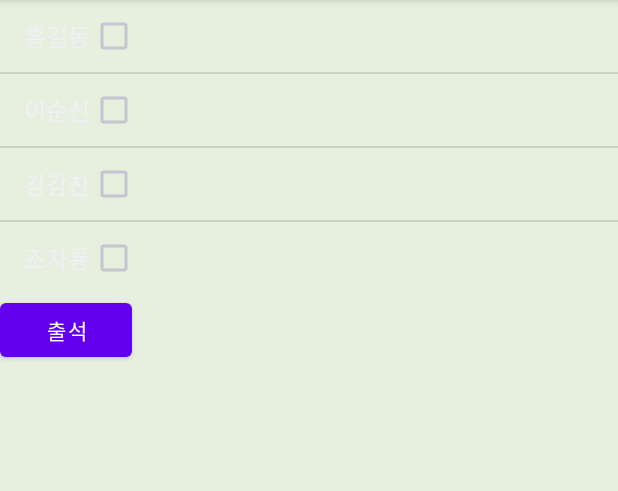
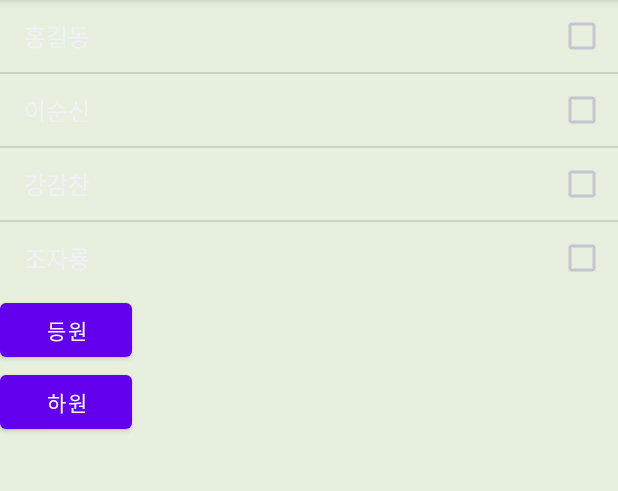
Before and after one commit to ycisw/Capstone_Design, an Android app: the attendancecheck screen opened directly, with no data from a screen before it, on a phone screen of 412 x 824 dp, the part 84-575 px from its top. Run offline under Robolectric (Android 15) with nearby library versions, the phone set to English and light mode, and no system bars.

Commit message:
디자인 좀 건들여놓은거

```diff
--- a/app/src/main/java/com/example/capstonedesign/ParentLoginActivity.java
+++ b/app/src/main/java/com/example/capstonedesign/ParentLoginActivity.java
@@ -3,6 +3,7 @@ package com.example.capstonedesign;
 import androidx.appcompat.app.AppCompatActivity;
 
 import android.os.Bundle;
+import android.view.View;
 import android.widget.Button;
 import android.widget.EditText;
 import android.widget.Toast;
@@ -21,15 +22,20 @@ public class ParentLoginActivity extends AppCompatActivity {
         super.onCreate(savedInstanceState);
         setContentView(R.layout.activity_parent_login);
 
+
         EditText phone = findViewById(R.id.parent_login_phone);
         EditText validationCode = findViewById(R.id.parent_login_validation_code);
 
         Button sendValidationButton = findViewById(R.id.parent_login_send_validation);
         Button validationButton = findViewById(R.id.parent_login_validation);
         Button loginButton = findViewById(R.id.parent_login_login_button);
+        validationCode.setVisibility(View.GONE);
+        validationButton.setVisibility(View.GONE);
 
         sendValidationButton.setOnClickListener(v -> {
             sendValidation(phone);
+            validationButton.setVisibility(View.VISIBLE);
+            validationCode.setVisibility(View.VISIBLE);
         });
 
         validationButton.setOnClickListener(v -> {
--- a/app/src/main/java/com/example/capstonedesign/attendancecheck.java
+++ b/app/src/main/java/com/example/capstonedesign/attendancecheck.java
@@ -3,25 +3,23 @@ package com.example.capstonedesign;
 import androidx.appcompat.app.AppCompatActivity;
 
 import android.os.Bundle;
-import android.util.SparseBooleanArray;
 import android.view.View;
 import android.widget.AdapterView;
 import android.widget.ArrayAdapter;
 import android.widget.Button;
-import android.widget.Checkable;
-import android.widget.LinearLayout;
 import android.widget.ListView;
 import android.widget.TextView;
 import android.widget.Toast;
 
-import com.example.capstonedesign.student.ListViewAdapter;
-
 import java.util.ArrayList;
+import java.util.HashSet;
 
 public class attendancecheck extends AppCompatActivity{
-    ArrayAdapter<String> adapter;
+    ArrayAdapter<String> adapter1;
+    ArrayAdapter<String> adapter2;
     ArrayList<String> listItem;
-    ArrayList<String> checkArray;
+    ArrayList<String> listItem2;
+    HashSet<String> checkSet;
     String textV;
 
     @Override
@@ -29,33 +27,61 @@ public class attendancecheck extends AppCompatActivity{
         super.onCreate(savedInstanceState);
         setContentView(R.layout.activity_attendancecheck);
 
+        Button goButton = findViewById(R.id.goToTheHome);
         Button checkButton = findViewById(R.id.checkBT);
         TextView textView = findViewById(R.id.textView);
+        TextView textView1 = findViewById(R.id.textView1);
 
         listItem = new ArrayList<String>();
-        listItem.add("홍길동");
-        listItem.add("이순신");
-        listItem.add("강감찬");
-        listItem.add("조자룡");
-        adapter = new ArrayAdapter<String>(getApplicationContext(),android.R.layout.simple_list_item_multiple_choice,listItem);
-        checkArray = new ArrayList<String>();
-        ListView listView = findViewById(R.id.listView1);
-        listView.setChoiceMode(ListView.CHOICE_MODE_MULTIPLE);
-        listView.setAdapter(adapter);
-        listView.setOnItemClickListener(new AdapterView.OnItemClickListener() {
+        listItem2 = new ArrayList<String>();
+        checkSet = new HashSet<>();
+        add("홍길동");
+        add("이순신");
+        add("강감찬");
+        add("조자룡");
+        adapter1 = new ArrayAdapter<String>(getApplicationContext(),android.R.layout.simple_list_item_1,listItem);
+        adapter2 = new ArrayAdapter<String>(getApplicationContext(),android.R.layout.simple_list_item_multiple_choice,listItem2);
+        ListView listView1 = findViewById(R.id.listView1);
+        listView1.setAdapter(adapter1);
+        ListView listView2 = findViewById(R.id.listView2);
+        listView2.setChoiceMode(ListView.CHOICE_MODE_MULTIPLE);
+        listView2.setAdapter(adapter2);
+        listView2.setOnItemClickListener(new AdapterView.OnItemClickListener() {
             // 콜백매개변수는 순서대로 어댑터뷰, 해당 아이템의 뷰, 클릭한 순번, 항목의 아이디
+
             @Override
             public void onItemClick(AdapterView<?> adapterView, View view, int i, long l) {
-                checkArray.add(listItem.get(i).toString());
+                if (checkSet.contains(listItem.get(i))) {
+                    checkSet.remove(listItem.get(i));
+                    return;
+                }
+                checkSet.add(listItem.get(i));
+            }
+        });
+        listView1.setOnItemClickListener(new AdapterView.OnItemClickListener() {
+            @Override
+            public void onItemClick(AdapterView<?> adapterView, View view, int i, long l) {
+                Toast.makeText(getApplicationContext(),listItem.get(i).toString(),Toast.LENGTH_SHORT).show();
+        }
+    });
+        checkButton.setOnClickListener(v->{
+            textView.setText("");
+            for (String checkedItem : checkSet) {
+                textView.append(checkedItem);
             }
         });
 
-        checkButton.setOnClickListener(v->{
-            for(int i=0;i<checkArray.size();i++){
-                textView.append(checkArray.get(i).toString());
+        goButton.setOnClickListener(v->{
+            textView1.setText("");
+            for (String checkedItem : checkSet) {
+                textView1.append(checkedItem);
             }
         });
+    }
 
+    private void add(String student) {
+        listItem.add(student);
+        listItem2.add("");
     }
 
 }
--- a/app/src/main/res/layout/activity_attendancecheck.xml
+++ b/app/src/main/res/layout/activity_attendancecheck.xml
@@ -8,23 +8,40 @@
     android:backgroundTint="#E7EFDE"
     android:orientation="vertical"
     tools:context=".RegisterActivity">
-
+<LinearLayout
+    android:layout_width="wrap_content"
+    android:layout_height="wrap_content"
+    android:orientation="horizontal">
 
 
         <ListView
             android:id="@+id/listView1"
-            android:layout_width="wrap_content"
-            android:layout_height="wrap_content"
-            android:choiceMode="multipleChoice" />
+            android:layout_width="210dp"
+            android:layout_height="wrap_content" />
+    <ListView
+        android:id="@+id/listView2"
+        android:layout_width="210dp"
+        android:layout_height="wrap_content"
+        android:choiceMode="multipleChoice" />
+</LinearLayout>
 
 
     <Button
         android:layout_width="wrap_content"
         android:layout_height="wrap_content"
         android:id="@+id/checkBT"
-        android:text="출석"/>
+        android:text="등원"/>
+    <Button
+        android:layout_width="wrap_content"
+        android:layout_height="wrap_content"
+        android:id="@+id/goToTheHome"
+        android:text="하원"/>
     <TextView
         android:layout_width="wrap_content"
         android:layout_height="wrap_content"
         android:id="@+id/textView"/>
+    <TextView
+        android:layout_width="wrap_content"
+        android:layout_height="wrap_content"
+        android:id="@+id/textView1"/>
 </LinearLayout>
```
Also changed, not shown: app/src/main/res/layout/activity_parent_login.xml (+17 -17 lines).
